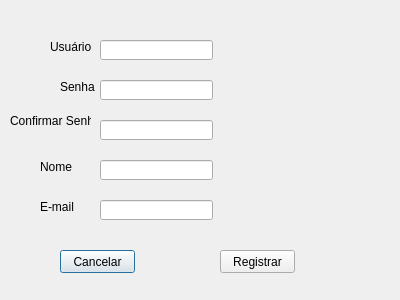
YouKhatib/ProjetoAnaliseAlgoritmo, file Projeto/registro.ui: the form before one commit.
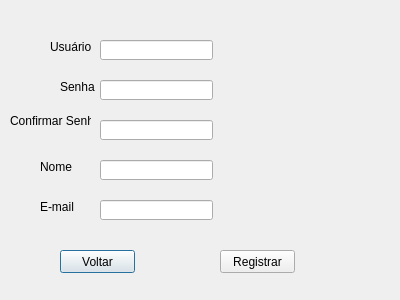
The form after the commit.

What changed in the file:
```diff
--- a/Projeto/registro.ui
+++ b/Projeto/registro.ui
@@ -138,7 +138,7 @@
     </rect>
    </property>
    <property name="text">
-    <string>Cancelar</string>
+    <string>Voltar</string>
    </property>
   </widget>
   <widget class="QPushButton" name="pushButton_2">
```
